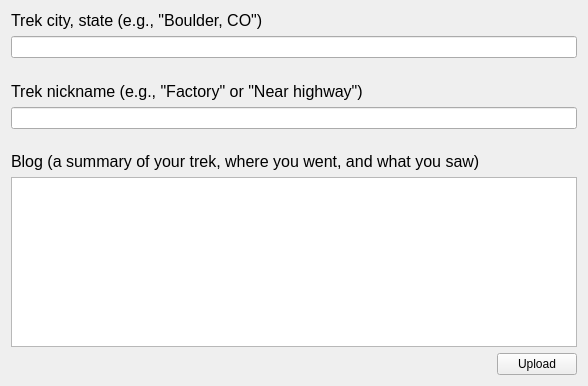
Old version of the form blogwidget.ui in the repository cjwhome/go3treksQt.
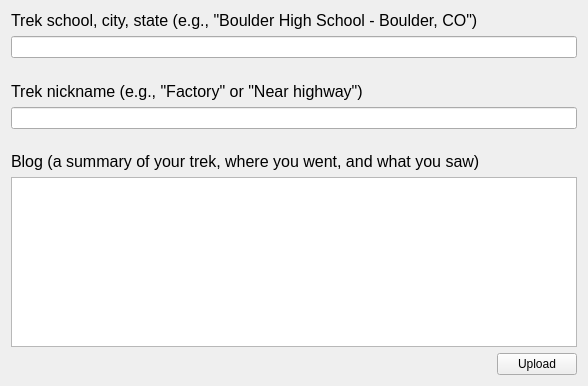
New version of the form.

Commit message: version 1.3 uploaded to GO3project removed lots of needless ui outputs now faster and ask user to input school name into blog location field and now has about box with the version number

```diff
--- a/blogwidget.ui
+++ b/blogwidget.ui
@@ -22,7 +22,7 @@
       </font>
      </property>
      <property name="text">
-      <string>Trek city, state (e.g., &quot;Boulder, CO&quot;)</string>
+      <string>Trek school, city, state (e.g., &quot;Boulder High School - Boulder, CO&quot;)</string>
      </property>
     </widget>
    </item>
```
The commit also changes 7 other files.
